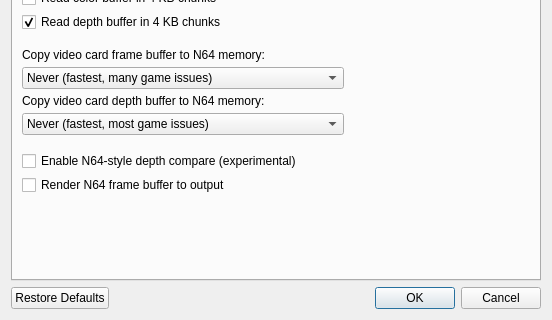
mupen64plus-ae/mupen64plus-ae, file mupen64plus-video-gliden64/upstream/src/GLideNUI/configDialog.ui: the form before one commit; both pictures show x 0 to 552 and y 263 to 583 of the 552 by 583 pixel window.
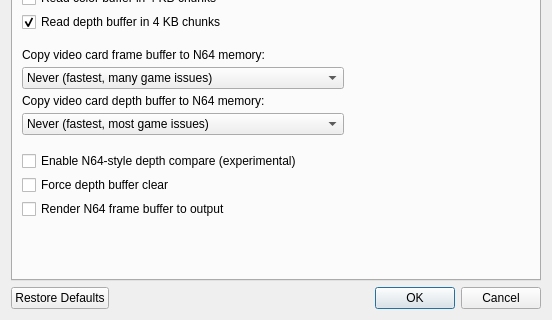
The form after the commit. The open tabs and pages were chosen to show the change. Icons and pictures are not drawn.

```diff
--- a/mupen64plus-video-gliden64/upstream/src/GLideNUI/configDialog.ui
+++ b/mupen64plus-video-gliden64/upstream/src/GLideNUI/configDialog.ui
@@ -2061,6 +2061,16 @@
                        </property>
                       </widget>
                      </item>
+                     <item>
+                      <widget class="QCheckBox" name="forceDepthBufferClearCheckBox">
+                       <property name="toolTip">
+                        <string>&lt;html&gt;&lt;head/&gt;&lt;body&gt;&lt;p&gt;Enable force depth buffer clear. A hack. Necessary for Eikou no Saint Andrews.&lt;/p&gt;&lt;p&gt;[Recommended: &lt;span style=&quot; font-style:italic;&quot;&gt;off, except for Eikou no Saint Andrews&lt;/span&gt;]&lt;/p&gt;&lt;/body&gt;&lt;/html&gt;</string>
+                       </property>
+                       <property name="text">
+                        <string>Force depth buffer clear</string>
+                       </property>
+                      </widget>
+                     </item>
                      <item>
                       <widget class="QCheckBox" name="RenderFBCheckBox">
                        <property name="toolTip">
```
